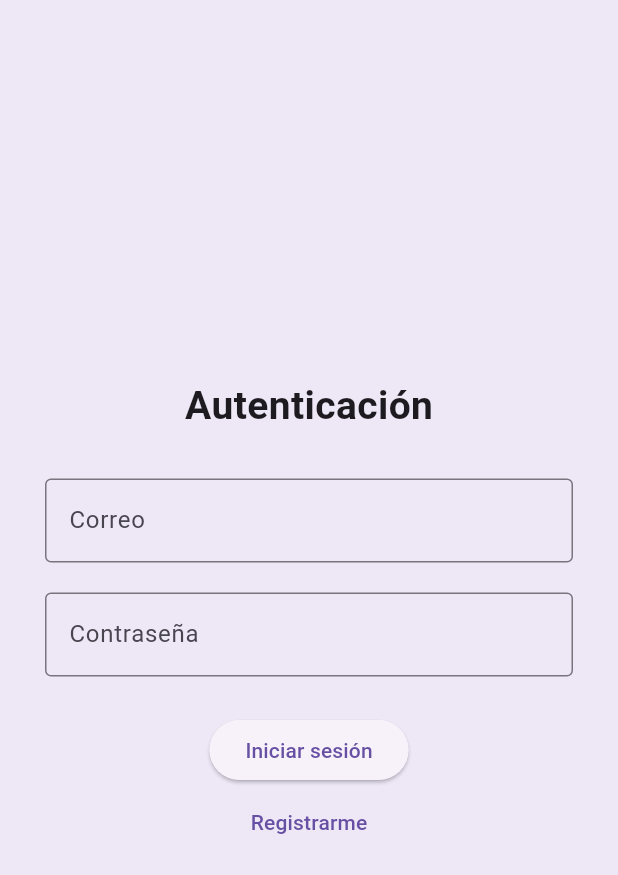
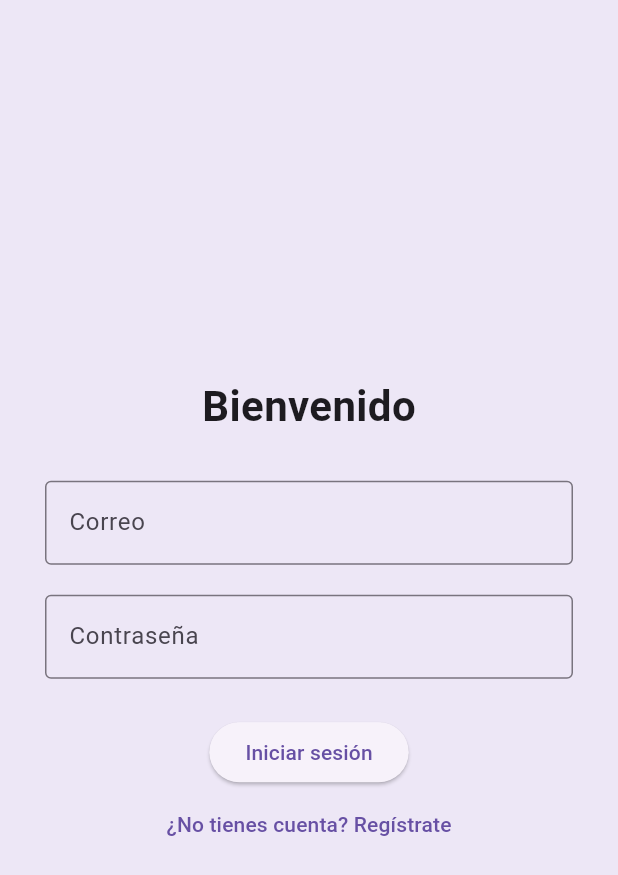
Before and after one commit to Droid636/mi_notes, a Flutter app: the screen it shows after launch, on a phone screen of 412 x 824 dp. Shown: the top 875 px of the screen. Run offline on Flutter 3.47's test engine with Material 3 defaults, Android fonts, the phone set to English and light mode, and no system bars; our stand-ins replace cloud_firestore, firebase_auth, firebase_core; accounts and stored records are empty.

Commit message:
Registro y texto dinamico

```diff
--- a/lib/models/user_model.dart
+++ b/lib/models/user_model.dart
@@ -2,22 +2,11 @@ class UserModel {
   final String uid;
   final String email;
   final String? displayName;
-  final String? displayImage;
 
-  UserModel({
-    required this.uid,
-    required this.email,
-    this.displayName,
-    this.displayImage,
-  });
+  UserModel({required this.uid, required this.email, this.displayName});
 
   Map<String, dynamic> toMap() {
-    return {
-      'uid': uid,
-      'email': email,
-      'displayName': displayName,
-      'displayImage': displayImage,
-    };
+    return {'uid': uid, 'email': email, 'displayName': displayName};
   }
 
   factory UserModel.fromMap(Map<String, dynamic> map) {
@@ -25,7 +14,6 @@ class UserModel {
       uid: map['uid'],
       email: map['email'],
       displayName: map['displayName'],
-      displayImage: map['displayImage'],
     );
   }
 }
--- a/lib/screens/home_screen.dart
+++ b/lib/screens/home_screen.dart
@@ -3,6 +3,8 @@ import '../../helpers/providers/auth_provider.dart';
 
 class HomeScreen extends StatelessWidget {
   final AuthProvider _authProvider = AuthProvider();
+
+  HomeScreen({super.key});
 
   @override
   Widget build(BuildContext context) {
@@ -19,9 +21,7 @@ class HomeScreen extends StatelessWidget {
           ),
         ],
       ),
-      body: Center(
-        child: Text('Bienvenido 🎉'),
-      ),
+      body: Center(child: Text('Bienvenido 🎉')),
     );
   }
 }
--- a/lib/screens/login_screen.dart
+++ b/lib/screens/login_screen.dart
@@ -11,7 +11,10 @@ class LoginScreen extends StatefulWidget {
 class _LoginScreenState extends State<LoginScreen> {
   final emailController = TextEditingController();
   final passwordController = TextEditingController();
+  final nameController = TextEditingController();
+
   final AuthProvider _authProvider = AuthProvider();
+  bool showRegisterFields = false;
 
   void _login() async {
     final user = await _authProvider.login(
@@ -24,7 +27,7 @@ class _LoginScreenState extends State<LoginScreen> {
     } else {
       ScaffoldMessenger.of(
         context,
-      ).showSnackBar(SnackBar(content: Text('Error al iniciar sesión')));
+      ).showSnackBar(const SnackBar(content: Text('Error al iniciar sesión')));
     }
   }
 
@@ -32,14 +35,15 @@ class _LoginScreenState extends State<LoginScreen> {
     final user = await _authProvider.signUp(
       emailController.text.trim(),
       passwordController.text.trim(),
+      nameController.text.trim(), // 🔹 Pasamos el nombre
     );
 
     if (user != null) {
       Navigator.pushReplacementNamed(context, '/home');
     } else {
-      ScaffoldMessenger.of(
-        context,
-      ).showSnackBar(SnackBar(content: Text('Error al registrar usuario')));
+      ScaffoldMessenger.of(context).showSnackBar(
+        const SnackBar(content: Text('Error al registrar usuario')),
+      );
     }
   }
 
@@ -48,35 +52,73 @@ class _LoginScreenState extends State<LoginScreen> {
     return Scaffold(
       backgroundColor: Colors.deepPurple.shade50,
       body: Center(
-        child: Padding(
+        child: SingleChildScrollView(
           padding: const EdgeInsets.all(30),
           child: Column(
             mainAxisAlignment: MainAxisAlignment.center,
             children: [
               Text(
-                'Autenticación',
-                style: TextStyle(fontSize: 26, fontWeight: FontWeight.bold),
+                showRegisterFields ? 'Regístrate' : 'Bienvenido',
+                style: const TextStyle(
+                  fontSize: 28,
+                  fontWeight: FontWeight.bold,
+                ),
               ),
-              SizedBox(height: 30),
+              const SizedBox(height: 30),
+
+              if (showRegisterFields)
+                TextField(
+                  controller: nameController,
+                  decoration: const InputDecoration(
+                    labelText: 'Nombre',
+                    border: OutlineInputBorder(),
+                  ),
+                ),
+              if (showRegisterFields) const SizedBox(height: 20),
+
               TextField(
                 controller: emailController,
-                decoration: InputDecoration(
+                decoration: const InputDecoration(
                   labelText: 'Correo',
                   border: OutlineInputBorder(),
                 ),
               ),
-              SizedBox(height: 20),
+              const SizedBox(height: 20),
+
               TextField(
                 controller: passwordController,
                 obscureText: true,
-                decoration: InputDecoration(
+                decoration: const InputDecoration(
                   labelText: 'Contraseña',
                   border: OutlineInputBorder(),
                 ),
               ),
-              SizedBox(height: 25),
-              ElevatedButton(onPressed: _login, child: Text('Iniciar sesión')),
-              TextButton(onPressed: _register, child: Text('Registrarme')),
+              const SizedBox(height: 25),
+
+              if (!showRegisterFields)
+                ElevatedButton(
+                  onPressed: _login,
+                  child: const Text('Iniciar sesión'),
+                ),
+
+              if (showRegisterFields)
+                ElevatedButton(
+                  onPressed: _register,
+                  child: const Text('Registrar cuenta'),
+                ),
+
+              TextButton(
+                onPressed: () {
+                  setState(() {
+                    showRegisterFields = !showRegisterFields;
+                  });
+                },
+                child: Text(
+                  showRegisterFields
+                      ? '¿Ya tienes cuenta? Inicia sesión'
+                      : '¿No tienes cuenta? Regístrate',
+                ),
+              ),
             ],
           ),
         ),
```
Also changed, not shown: lib/helpers/providers/auth_provider.dart (+37 -4 lines).
